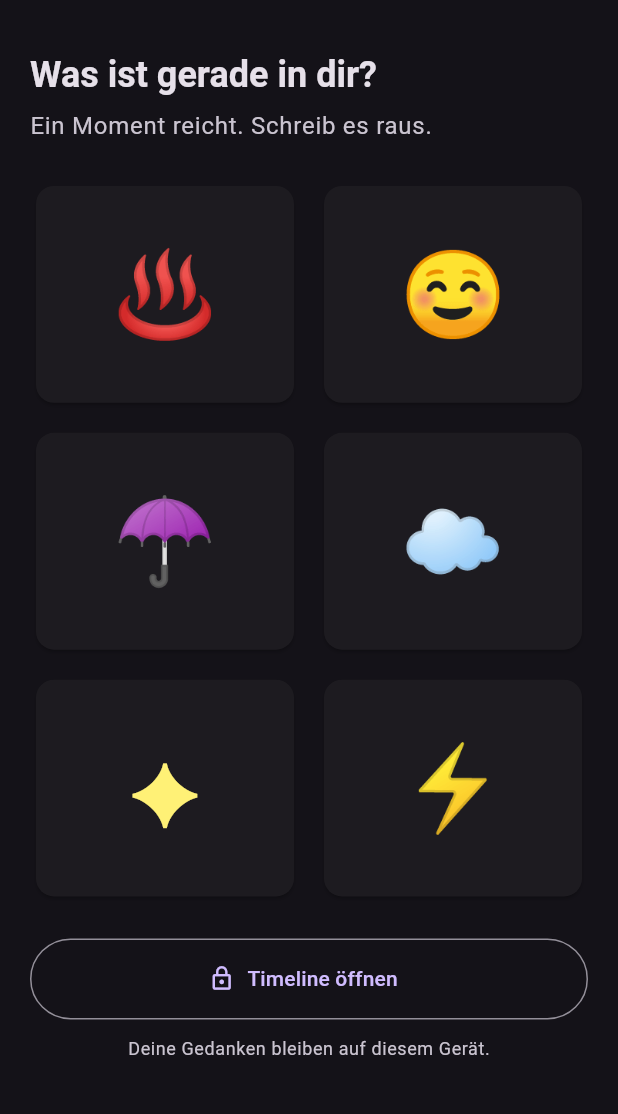
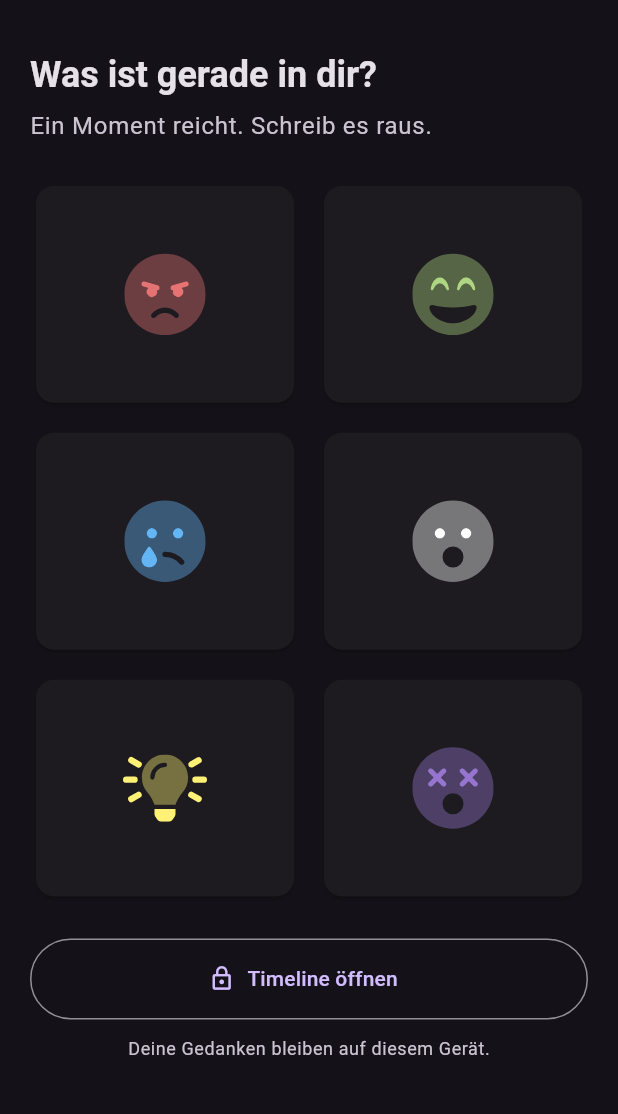
Before and after one commit to maheis/filterlos.ich, a Flutter app: the FilterlosHomePage screen opened directly with empty values, on a phone screen of 412 x 824 dp, the part 63-1177 px from its top. Run offline on Flutter 3.47's test engine with Material 3 defaults, Android fonts, the phone set to English and light mode, and no system bars; our stand-ins replace audioplayers, file_picker, flutter_secure_storage, flutter_svg, local_auth, speech_to_text; missing offline and left inert: cryptography, llm_llamacpp, record; accounts and stored records are empty.

Commit message:
Add CategoryIcon widget and update icon usage across pages
- Introduced a new CategoryIcon widget to encapsulate the logic for displaying category icons based on their IDs.
- Updated CapturePage, HomePage, and TimelinePage to use the new CategoryIcon widget instead of directly rendering emojis.
- Added SVG assets for various emotions including angry, grin-beam, sad-tear, surprise, lightbulb-on, and dizzy.
- Updated pubspec.yaml to include flutter_svg dependency for SVG rendering.
- Enhanced widget tests to validate the new icon rendering logic.

```diff
--- /dev/null
+++ b/lib/category_icon.dart
@@ -0,0 +1,32 @@
+import 'package:flutter/material.dart';
+import 'package:flutter_svg/flutter_svg.dart';
+
+import 'models.dart';
+
+class CategoryIcon extends StatelessWidget {
+  const CategoryIcon({super.key, required this.category, required this.size});
+
+  final EmotionCategory category;
+  final double size;
+
+  @override
+  Widget build(BuildContext context) {
+    final (asset, color) = switch (category.id) {
+      'vent' => ('angry.svg', Color(category.colorValue)),
+      'joy' => ('grin-beam.svg', Color(category.colorValue)),
+      'sadness' => ('sad-tear.svg', Color(category.colorValue)),
+      'thought' => ('surprise.svg', Colors.white),
+      'spark' => ('lightbulb-on.svg', const Color(0xFFFFF176)),
+      'chaos' => ('dizzy.svg', Color(category.colorValue)),
+      _ => ('surprise.svg', Colors.white),
+    };
+
+    return SvgPicture.asset(
+      'assets/icons/$asset',
+      width: size,
+      height: size,
+      colorFilter: ColorFilter.mode(color, BlendMode.srcIn),
+      excludeFromSemantics: true,
+    );
+  }
+}
--- a/lib/pages/home_page.dart
+++ b/lib/pages/home_page.dart
@@ -1,6 +1,7 @@
 import 'package:flutter/material.dart';
 
 import '../app_controller.dart';
+import '../category_icon.dart';
 import '../models.dart';
 import 'capture_page.dart';
 import 'settings_page.dart';
@@ -138,15 +139,6 @@ class _EmotionTile extends StatelessWidget {
   Widget build(BuildContext context) {
     final color = Color(category.colorValue);
     final scheme = Theme.of(context).colorScheme;
-    final (symbol, symbolColor) = switch (category.id) {
-      'vent' => ('♨', color),
-      'joy' => ('☺︎', color),
-      'sadness' => ('☂︎', color),
-      'thought' => ('☁︎', Colors.white),
-      'spark' => ('✦', const Color(0xFFFFF176)),
-      'chaos' => ('⚡︎', color),
-      _ => (category.emoji, color),
-    };
 
     return Semantics(
       button: true,
@@ -154,21 +146,15 @@ class _EmotionTile extends StatelessWidget {
       child: Card(
         color: stealth
             ? const Color(0xFF080808)
+            : category.id == 'thought' && scheme.brightness == Brightness.light
+            ? const Color(0xFF414650)
             : emojiStyle
             ? scheme.surfaceContainerLow
             : color.withAlpha(38),
         clipBehavior: Clip.antiAlias,
         child: InkWell(
           onTap: onTap,
-          child: Center(
-            child: ExcludeSemantics(
-              child: Text(
-                symbol,
-                textAlign: TextAlign.center,
-                style: TextStyle(fontSize: 56, color: symbolColor),
-              ),
-            ),
-          ),
+          child: Center(child: CategoryIcon(category: category, size: 56)),
         ),
       ),
     );
--- a/pubspec.yaml
+++ b/pubspec.yaml
@@ -1,7 +1,7 @@
 name: filterlos_ich
 description: "Das In-App-Ventil für Ausraster, Geistesblitze und ungefilterte Gedanken."
 publish_to: "none" # Remove this line if you wish to publish to pub.dev
-version: 0.0.2+2
+version: 0.0.3+3
 
 environment:
   sdk: ^3.13.4
@@ -21,6 +21,7 @@ dependencies:
   record: ^7.1.1
   audioplayers: ^6.8.1
   llm_llamacpp: ^0.7.0
+  flutter_svg: ^2.2.3
 
 dev_dependencies:
   flutter_test:
@@ -29,6 +30,9 @@ dev_dependencies:
 
 flutter:
   uses-material-design: true
+
+  assets:
+    - assets/icons/
 
   fonts:
     - family: OpenDyslexic
```
Also changed, not shown: lib/pages/capture_page.dart (+9 -1 lines), lib/pages/timeline_page.dart (+10 -2 lines), assets/icons/LICENSE.txt (added), assets/icons/angry.svg (added), assets/icons/dizzy.svg (added), assets/icons/grin-beam.svg (added), assets/icons/lightbulb-on.svg (added), assets/icons/sad-tear.svg (added), assets/icons/surprise.svg (added), pubspec.lock, 1 other file.
